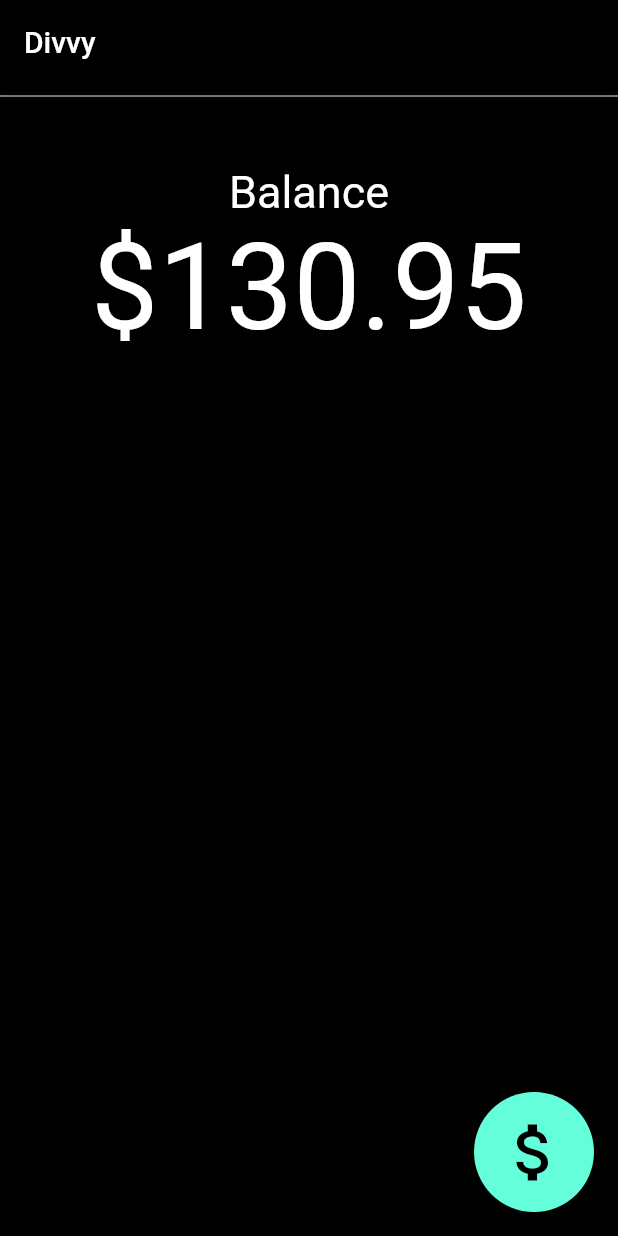
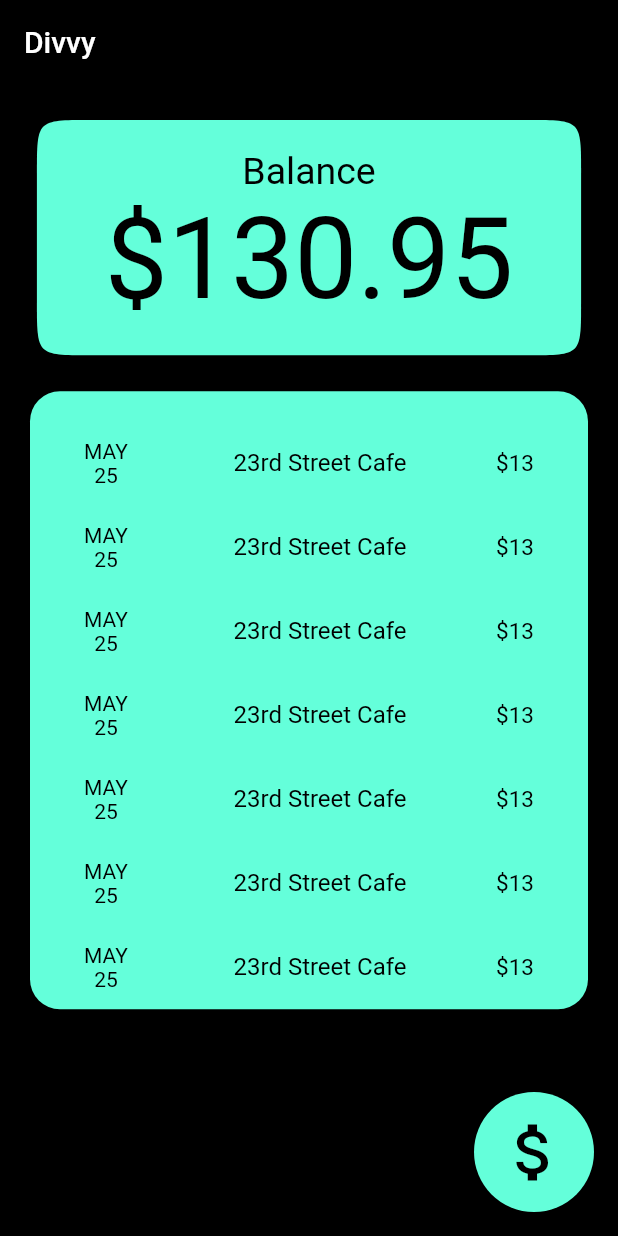
Before and after one commit to sinha-nishant/Divvy, a Flutter app: the screen it shows after launch, on a phone screen of 412 x 824 dp. Run offline on Flutter 3.47's test engine with Material 2 defaults, Android fonts, the phone set to English and light mode, and no system bars.

Commit message:
Leftover updates

```diff
--- a/FlutterApp/divvy/lib/main.dart
+++ b/FlutterApp/divvy/lib/main.dart
@@ -40,17 +40,62 @@ Future<void> _payWithVenmo() async {
   }
 }
 
-AspectRatio balanceDisplay = AspectRatio(
-    aspectRatio: 2,
-    child: Container(
-        // color: Theme.of(context).primaryColor,
-        color: Colors.black,
-        child: Column(
-            mainAxisAlignment: MainAxisAlignment.center,
-            children: <Widget>[
-              Text('Balance', style: TextStyle(fontSize: 30)),
-              Text('\$130.95', style: TextStyle(fontSize: 80)),
-            ])));
+ListTile someTile = ListTile(
+    leading: Text('MAY\n25',
+        textAlign: TextAlign.center, style: TextStyle(color: Colors.black)),
+    title: Text(
+      '23rd Street Cafe',
+      textAlign: TextAlign.center,
+      style: TextStyle(color: Colors.black),
+    ),
+    trailing: Text(
+      '\$13',
+      style: TextStyle(fontSize: 15, color: Colors.black),
+    )
+    // subtitle: Text('Subtitle'),
+    );
+
+class RecentOrders {
+  static Container of(BuildContext context, double balance) {
+    return Container(
+        decoration: BoxDecoration(
+            color: Theme.of(context).accentColor,
+            borderRadius: BorderRadius.circular(20)),
+        width: MediaQuery.of(context).size.width * 0.9,
+        height: MediaQuery.of(context).size.height * 0.5,
+        child: ListView(padding: EdgeInsets.all(20), children: <Widget>[
+          someTile,
+          someTile,
+          someTile,
+          someTile,
+          someTile,
+          someTile,
+          someTile,
+          someTile,
+          someTile
+        ]));
+  }
+}
+
+class BalanceDisplay {
+  static Container of(BuildContext context, double balance) {
+    return Container(
+        width: MediaQuery.of(context).size.width * 0.9,
+        height: MediaQuery.of(context).size.height * 0.2,
+        child: Card(
+            color: Theme.of(context).accentColor,
+            shape: ContinuousRectangleBorder(
+                borderRadius: BorderRadius.circular(35)),
+            child: Column(
+                mainAxisAlignment: MainAxisAlignment.center,
+                children: <Widget>[
+                  Text('Balance',
+                      style: TextStyle(fontSize: 25, color: Colors.black)),
+                  Text('\$$balance',
+                      style: TextStyle(fontSize: 75, color: Colors.black)),
+                ])));
+  }
+}
 
 Container sendButton = Container(
     width: 80,
@@ -74,11 +119,14 @@ class _MyHomePageState extends State<MyHomePage> {
       ),
       floatingActionButton: sendButton,
       body: ListView(
+        padding: EdgeInsets.all(20),
+        physics: NeverScrollableScrollPhysics(),
         children: <Widget>[
-          Divider(color: Colors.white),
           Column(
-            children: <Widget>[balanceDisplay],
+            children: <Widget>[BalanceDisplay.of(context, balance)],
           ),
+          Padding(padding: EdgeInsets.all(10)),
+          RecentOrders.of(context, balance)
         ],
       ),
     );
```
Also changed, not shown: 2 other files.
